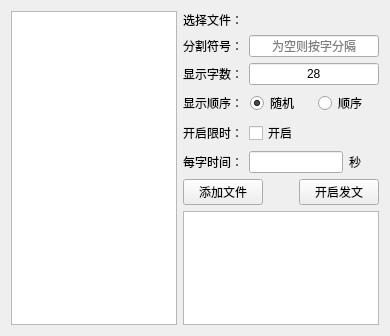
This is wfilterword.ui in zhenyangze/wubigendaqi as Qt 5 draws it before an edit. The edited form follows.
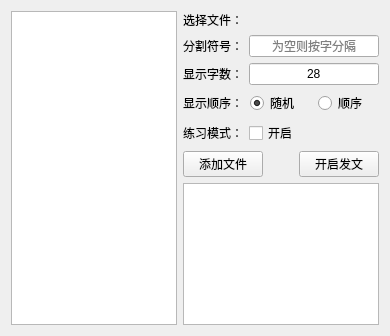
This is the edited form.

Commit message: 添加图表记录,练习模式

Patch:
```diff
--- a/wfilterword.ui
+++ b/wfilterword.ui
@@ -116,7 +116,7 @@
      <item>
       <widget class="QLabel" name="label_14">
        <property name="text">
-        <string>开启限时：</string>
+        <string>练习模式：</string>
        </property>
       </widget>
      </item>
@@ -135,46 +135,6 @@
      </item>
     </layout>
    </item>
-   <item row="5" column="1">
-    <layout class="QHBoxLayout" name="horizontalLayout_11">
-     <item>
-      <widget class="QLabel" name="label_10">
-       <property name="text">
-        <string>每字时间：</string>
-       </property>
-      </widget>
-     </item>
-     <item>
-      <widget class="QLineEdit" name="lineEdit_time">
-       <property name="maxLength">
-        <number>4</number>
-       </property>
-       <property name="alignment">
-        <set>Qt::AlignCenter</set>
-       </property>
-      </widget>
-     </item>
-     <item>
-      <widget class="QLabel" name="label_11">
-       <property name="minimumSize">
-        <size>
-         <width>30</width>
-         <height>0</height>
-        </size>
-       </property>
-       <property name="maximumSize">
-        <size>
-         <width>20</width>
-         <height>16777215</height>
-        </size>
-       </property>
-       <property name="text">
-        <string>秒</string>
-       </property>
-      </widget>
-     </item>
-    </layout>
-   </item>
    <item row="6" column="1">
     <layout class="QHBoxLayout" name="horizontalLayout_15">
      <item>
@@ -213,6 +173,9 @@
      </property>
     </widget>
    </item>
+   <item row="5" column="1">
+    <layout class="QHBoxLayout" name="horizontalLayout_11"/>
+   </item>
   </layout>
  </widget>
  <resources/>
```
The commit also changes 38 other files.
